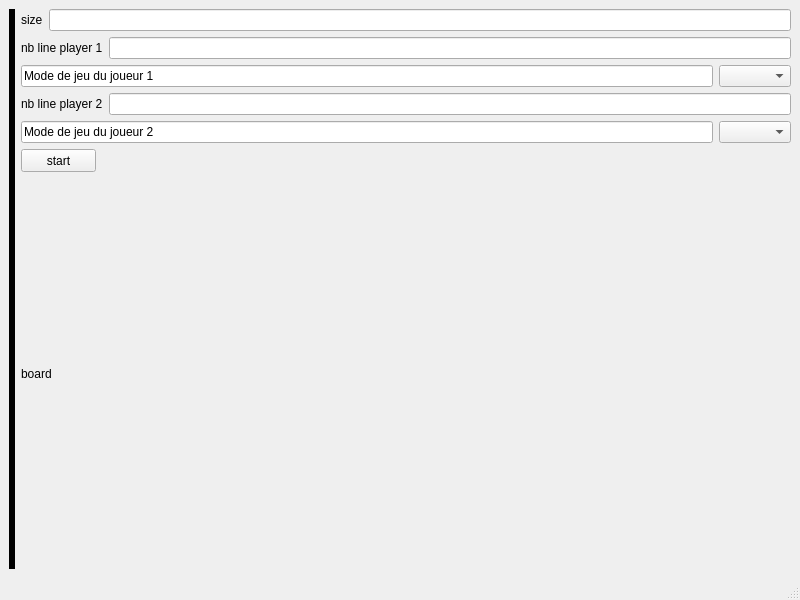
This is qt/checkers/mainwindow2.ui in romaincarlsen/EtudesPratiques as Qt 5 draws it before an edit. The edited form follows.
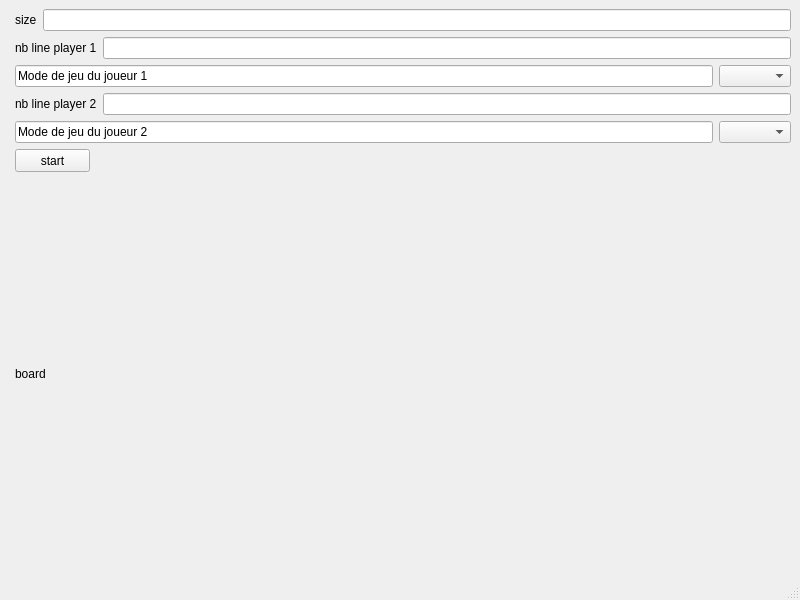
This is the edited form.

```diff
--- a/qt/checkers/mainwindow2.ui
+++ b/qt/checkers/mainwindow2.ui
@@ -2,6 +2,9 @@
 <ui version="4.0">
  <class>MainWindow</class>
  <widget class="QMainWindow" name="MainWindow">
+  <property name="enabled">
+   <bool>true</bool>
+  </property>
   <property name="geometry">
    <rect>
     <x>0</x>
@@ -22,7 +25,10 @@
   <widget class="QWidget" name="centralwidget">
    <layout class="QHBoxLayout" name="horizontalLayout_7">
     <item>
-     <widget class="QFrame" name="frame">
+     <widget class="QFrame" name="border">
+      <property name="enabled">
+       <bool>true</bool>
+      </property>
       <property name="sizePolicy">
        <sizepolicy hsizetype="Minimum" vsizetype="Minimum">
         <horstretch>0</horstretch>
@@ -42,7 +48,7 @@
        </size>
       </property>
       <property name="frameShape">
-       <enum>QFrame::Box</enum>
+       <enum>QFrame::NoFrame</enum>
       </property>
       <property name="frameShadow">
        <enum>QFrame::Plain</enum>
```
Left out of the diff: 4 changed lines with no effect on the pictures.
